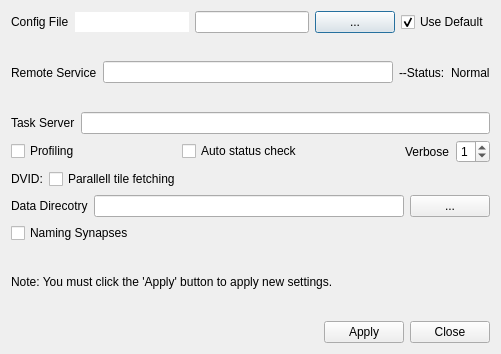
janelia-flyem/NeuTu, file neurolabi/gui/dialogs/flyemsettingdialog.ui: the form before one commit.
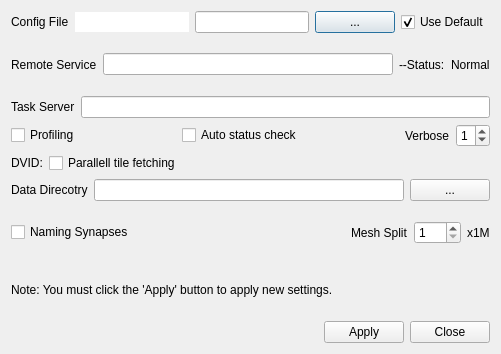
The form after the commit.

What changed in the file:
```diff
--- a/neurolabi/gui/dialogs/flyemsettingdialog.ui
+++ b/neurolabi/gui/dialogs/flyemsettingdialog.ui
@@ -263,6 +263,30 @@
        </property>
       </spacer>
      </item>
+     <item>
+      <widget class="QLabel" name="label_9">
+       <property name="text">
+        <string>Mesh Split</string>
+       </property>
+      </widget>
+     </item>
+     <item>
+      <widget class="QSpinBox" name="meshThreSpinBox">
+       <property name="minimum">
+        <number>1</number>
+       </property>
+       <property name="maximum">
+        <number>999</number>
+       </property>
+      </widget>
+     </item>
+     <item>
+      <widget class="QLabel" name="label_10">
+       <property name="text">
+        <string>x1M</string>
+       </property>
+      </widget>
+     </item>
     </layout>
    </item>
    <item>
```
